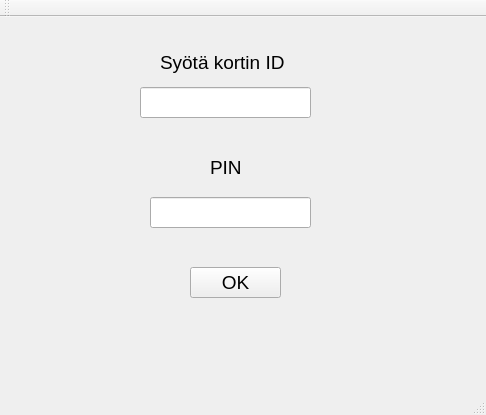
Before: the Qt Designer form automaatti/mainwindow.ui in tvt20kmo-ohjelmistokehitysprojekti/Group14, drawn with Qt 5.
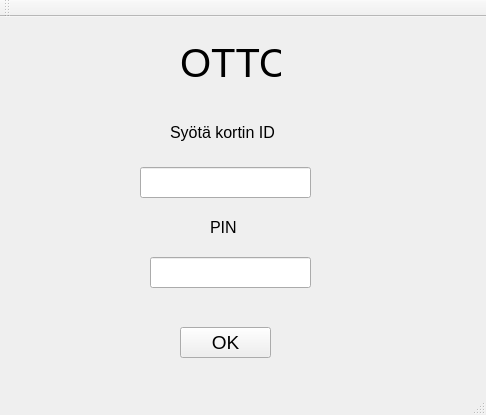
After: the same form once the commit is applied.

Patch:
```diff
--- a/automaatti/mainwindow.ui
+++ b/automaatti/mainwindow.ui
@@ -17,15 +17,15 @@
    <widget class="QLabel" name="labelcardid">
     <property name="geometry">
      <rect>
-      <x>160</x>
-      <y>30</y>
-      <width>151</width>
+      <x>170</x>
+      <y>100</y>
+      <width>111</width>
       <height>31</height>
      </rect>
     </property>
     <property name="font">
      <font>
-      <pointsize>14</pointsize>
+      <pointsize>12</pointsize>
      </font>
     </property>
     <property name="text">
@@ -35,8 +35,8 @@
    <widget class="QPushButton" name="btnLogin">
     <property name="geometry">
      <rect>
-      <x>190</x>
-      <y>250</y>
+      <x>180</x>
+      <y>310</y>
       <width>91</width>
       <height>31</height>
      </rect>
@@ -54,34 +54,44 @@
     <property name="geometry">
      <rect>
       <x>140</x>
-      <y>70</y>
+      <y>150</y>
       <width>171</width>
       <height>31</height>
      </rect>
     </property>
+    <property name="font">
+     <font>
+      <pointsize>12</pointsize>
+     </font>
+    </property>
    </widget>
    <widget class="QLineEdit" name="lineEditpin">
     <property name="geometry">
      <rect>
       <x>150</x>
-      <y>180</y>
+      <y>240</y>
       <width>161</width>
       <height>31</height>
      </rect>
     </property>
+    <property name="font">
+     <font>
+      <pointsize>12</pointsize>
+     </font>
+    </property>
    </widget>
    <widget class="QLabel" name="labelpin">
     <property name="geometry">
      <rect>
       <x>210</x>
-      <y>140</y>
-      <width>51</width>
+      <y>200</y>
+      <width>41</width>
       <height>20</height>
      </rect>
     </property>
     <property name="font">
      <font>
-      <pointsize>14</pointsize>
+      <pointsize>12</pointsize>
      </font>
     </property>
     <property name="text">
@@ -91,16 +101,39 @@
    <widget class="QLabel" name="labellogintest">
     <property name="geometry">
      <rect>
-      <x>160</x>
-      <y>310</y>
-      <width>151</width>
+      <x>330</x>
+      <y>320</y>
+      <width>131</width>
       <height>31</height>
      </rect>
     </property>
+    <property name="font">
+     <font>
+      <pointsize>12</pointsize>
+     </font>
+    </property>
     <property name="text">
      <string/>
     </property>
    </widget>
+   <widget class="QLabel" name="label">
+    <property name="geometry">
+     <rect>
+      <x>180</x>
+      <y>20</y>
+      <width>101</width>
+      <height>51</height>
+     </rect>
+    </property>
+    <property name="font">
+     <font>
+      <pointsize>30</pointsize>
+     </font>
+    </property>
+    <property name="text">
+     <string>OTTO</string>
+    </property>
+   </widget>
   </widget>
   <widget class="QMenuBar" name="menuBar">
    <property name="geometry">
```
